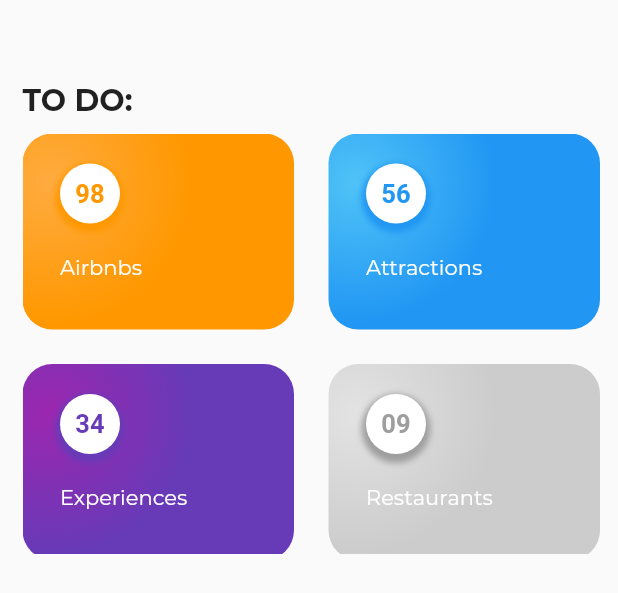
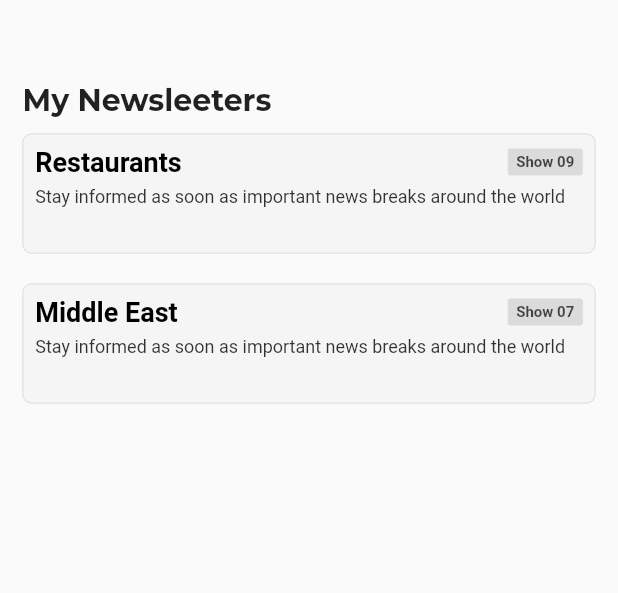
Before and after one commit to 1166544/flutter_travel, a Flutter app: the CirclerGrid widget shown alone on an empty page, opened directly, on a phone screen of 412 x 824 dp. Shown: the top 593 px of the screen. Run offline on Flutter 3.47's test engine with Material 2 defaults, Android fonts, the phone set to English and light mode, and no system bars; our stand-ins replace dio, flutter_redux, photo_view, redux; network calls fail; statements that could not run were skipped; project files that could hold a hidden picture were left out.

```diff
--- a/lib/pages/modules/circler/views/CirclerGrid.dart
+++ b/lib/pages/modules/circler/views/CirclerGrid.dart
@@ -11,47 +11,28 @@ class CirclerGrid extends StatelessWidget {
             crossAxisAlignment: CrossAxisAlignment.start,
             children: <Widget>[
               // 标题
-              Text('TO DO:', style:TextStyle(fontSize: 20.0, fontWeight: FontWeight.bold, fontFamily: 'Montserrat')),
+              Text('My Newsleeters', style:TextStyle(fontSize: 20.0, fontWeight: FontWeight.bold, fontFamily: 'Montserrat')),
 
               SizedBox(height: 10.0),
 
-              // 圆角GRID
               Container(
-                width: MediaQuery.of(context).size.width,
-                height: 280.0,
-                child: GridView.count(
-                  crossAxisCount: 2,
-                  crossAxisSpacing: 23.0,
-                  mainAxisSpacing: 23.0,
-                  childAspectRatio: (90 / 65), // CELL宽高
-                  controller: new ScrollController(keepScrollOffset: false),
-                  shrinkWrap: true,
-                  scrollDirection: Axis.vertical,
-                  padding: EdgeInsets.fromLTRB(0.0, 0.0, 12.0, 0.0),
+                width: MediaQuery.of(context).size.width - 30,
+                child: Column(
+					mainAxisAlignment: MainAxisAlignment.start,
+					crossAxisAlignment: CrossAxisAlignment.start,
 					children: <Widget>[
-                    this.buildGridIconView(
-                        '98',
-						'Airbnbs',
-						Colors.orangeAccent,
-						Colors.orange
-					),
-                    this.buildGridIconView(
-						'56',
-						'Attractions',
-                        Colors.lightBlue[300],
-						Colors.blue
-					),
-                    this.buildGridIconView(
-                        '34',
-						'Experiences',
-						Colors.purple,
-						Colors.deepPurple
-					),
-                    this.buildGridIconView(
+						this.buildNewsLetterView(
 							'09',
 							'Restaurants',
-                        Colors.grey.withOpacity(0.5),
-						Colors.grey
+							'Stay informed as soon as important news breaks around the world',
+							context
+						),
+						SizedBox(height: 20.0),
+						this.buildNewsLetterView(
+							'07',
+							'Middle East',
+							'Stay informed as soon as important news breaks around the world',
+							context
 						),
 					],
 				),
@@ -61,49 +42,42 @@ class CirclerGrid extends StatelessWidget {
         );
 	}
 
-	/// 构建圆角图标
-	Widget buildGridIconView(
-		String startCount, String hotelName, Color colorValue, Color shapeColor) {
+	Widget buildNewsLetterView(String bedgeeStr, String title, String desc, BuildContext context) {
 		return Container(
-		// RadialGridient圆形渐变效果
+			width: MediaQuery.of(context).size.width,
+			height: 80.0,
 			decoration: BoxDecoration(
-			color: colorValue,
-			borderRadius: BorderRadius.circular(20.0),
-			gradient: RadialGradient(
-				center: Alignment(-0.8, -0.5),
-				radius: 0.8,
-				colors: [colorValue, shapeColor],
-				stops: [0.0, 0.9])),
+				color: Colors.grey.withOpacity(0.06),
+				borderRadius: BorderRadius.all(Radius.circular(6.0)),
+				border: Border.all(color: Colors.grey.withOpacity(0.4), width: 0.5)
+			),
 			child: Padding(
-			padding: EdgeInsets.fromLTRB(25.0, 20.0, 0.0, 0.0),
+				padding: EdgeInsets.all(8.0),
 				child: Column(
 					crossAxisAlignment: CrossAxisAlignment.start,
 					children: <Widget>[
+						Row(
+							children: <Widget>[
+								Text(title,
+								style: TextStyle(fontSize: 18.0, fontWeight: FontWeight.bold, color: Colors.black)),
+								Spacer(),
 								Container(
-				width: 40.0,
-				height: 40.0,
+									width: 50.0,
+									height: 18.0,
 									decoration: BoxDecoration(
-					color: Colors.white,
-					borderRadius: BorderRadius.circular(50.0),
-					boxShadow: [
-					BoxShadow(
-						color: shapeColor,
-						offset: Offset(0.0, 3.0),
-						blurRadius: 3.0,
-						spreadRadius: 3.0)
+										color: Colors.grey.withOpacity(0.3),
+										borderRadius: BorderRadius.all(Radius.circular(2.0))
+									),
+									child: Center(
+										child: Text('Show $bedgeeStr',
+											style: TextStyle(fontSize: 10.0, fontWeight: FontWeight.bold, color: Colors.black.withOpacity(0.7))),
+									),
+								)
 							],
 						),
-				child: Center(
-					child: Text(startCount,
-						style: TextStyle(
-							fontSize: 17.0,
-							color: shapeColor,
-							fontWeight: FontWeight.bold)),
-				),
-				),
-				SizedBox(height: 20.0),
-				Text(hotelName,
-					style: TextStyle(fontSize: 14.0, color: Colors.white, fontFamily: 'Montserrat'))
+						SizedBox(height: 6.0),
+						Text(desc,
+						style: TextStyle(fontSize: 12.0, color: Colors.black.withOpacity(0.8)))
 					],
 				),
 			),
```
Lines whose indentation alone changed are shown as unchanged.
